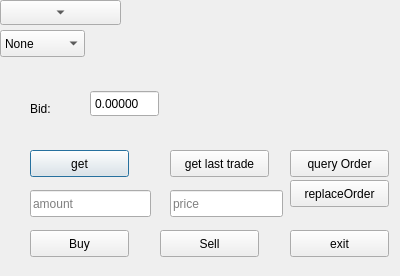
Old version of the form widget.ui in the repository CaoNguyenHcmus/Qt_bitfinex.
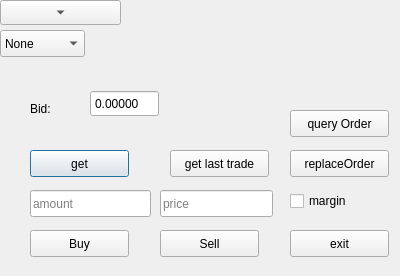
New version of the form.

Commit message: support margin buy & sell

Patch:
```diff
--- a/widget.ui
+++ b/widget.ui
@@ -131,7 +131,7 @@
   <widget class="QLineEdit" name="priceEdit">
    <property name="geometry">
     <rect>
-     <x>170</x>
+     <x>160</x>
      <y>190</y>
      <width>113</width>
      <height>27</height>
@@ -192,7 +192,7 @@
    <property name="geometry">
     <rect>
      <x>290</x>
-     <y>150</y>
+     <y>110</y>
      <width>99</width>
      <height>27</height>
     </rect>
@@ -205,7 +205,7 @@
    <property name="geometry">
     <rect>
      <x>290</x>
-     <y>180</y>
+     <y>150</y>
      <width>99</width>
      <height>27</height>
     </rect>
@@ -214,6 +214,19 @@
     <string>replaceOrder</string>
    </property>
   </widget>
+  <widget class="QCheckBox" name="margincheckBox">
+   <property name="geometry">
+    <rect>
+     <x>290</x>
+     <y>190</y>
+     <width>97</width>
+     <height>22</height>
+    </rect>
+   </property>
+   <property name="text">
+    <string>margin</string>
+   </property>
+  </widget>
  </widget>
  <layoutdefault spacing="6" margin="11"/>
  <resources/>
```
The commit also changes 4 other files.
